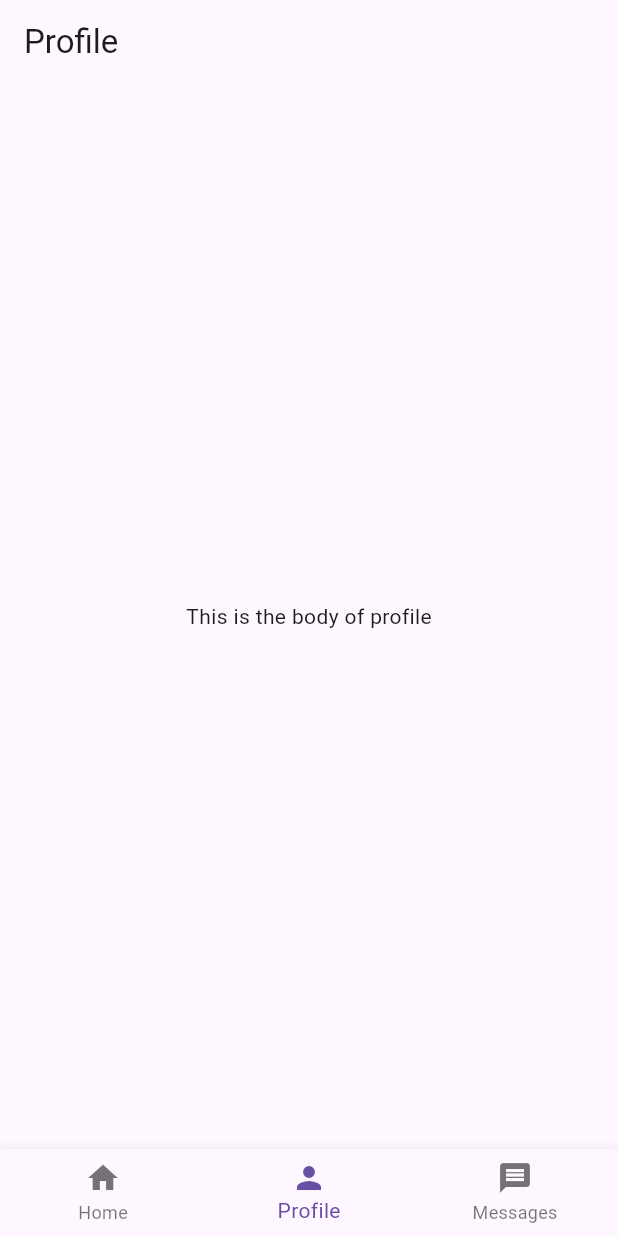
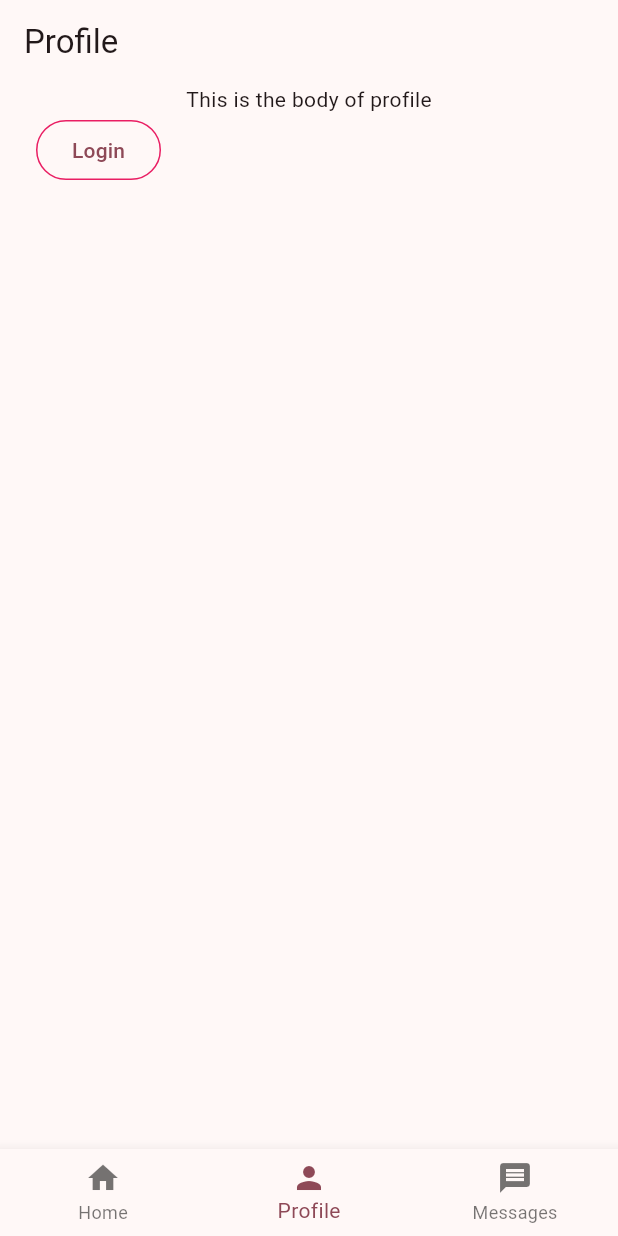
Before and after one commit to brysonddelozier/scribbles, a Flutter app: the screen it shows after launch, item 2 of the bottom bar chosen, on a phone screen of 412 x 824 dp. Run offline on Flutter 3.47's test engine with Material 3 defaults, Android fonts, the phone set to English and light mode, and no system bars; our stand-ins replace firebase_auth, firebase_core, go_router; missing offline and left inert: firebase_ui_auth; accounts and stored records are empty.

Commit message:
Added sign-in functions!
They're on the Profile screen

```diff
--- /dev/null
+++ b/scribbles_/lib/auth_widgets.dart
@@ -0,0 +1,20 @@
+// Copyright 2022 The Flutter Authors. All rights reserved.
+// Use of this source code is governed by a BSD-style license that can be
+// found in the LICENSE file.
+
+import 'package:flutter/material.dart';
+
+class StyledButton extends StatelessWidget {
+  const StyledButton({required this.child, required this.onPressed, super.key});
+  final Widget child;
+  final void Function() onPressed;
+
+  @override
+  Widget build(BuildContext context) => OutlinedButton(
+    style: OutlinedButton.styleFrom(
+      side: const BorderSide(color: Colors.pink),
+    ),
+    onPressed: onPressed,
+    child: child,
+  );
+}
--- /dev/null
+++ b/scribbles_/lib/authentication.dart
@@ -0,0 +1,44 @@
+// Copyright 2022 The Flutter Authors. All rights reserved.
+// Use of this source code is governed by a BSD-style license that can be
+// found in the LICENSE file.
+
+import 'package:flutter/material.dart';
+import 'package:go_router/go_router.dart';
+
+import 'auth_widgets.dart';
+
+class AuthFunc extends StatelessWidget {
+  const AuthFunc({super.key, required this.loggedIn, required this.signOut});
+
+  final bool loggedIn;
+  final void Function() signOut;
+
+  @override
+  Widget build(BuildContext context) {
+    return Row(
+      children: [
+        Padding(
+          padding: const EdgeInsets.only(left: 24, bottom: 8),
+          child: StyledButton(
+            onPressed: () {
+              !loggedIn ? context.push('/sign-in') : signOut();
+            },
+            child: !loggedIn ? const Text('Login') : const Text('Logout'),
+          ),
+        ),
+        Visibility(
+          visible: loggedIn,
+          child: Padding(
+            padding: const EdgeInsets.only(left: 24, bottom: 8),
+            child: StyledButton(
+              onPressed: () {
+                context.push('/profile');
+              },
+              child: const Text('Profile'),
+            ),
+          ),
+        ),
+      ],
+    );
+  }
+}
--- a/scribbles_/lib/main.dart
+++ b/scribbles_/lib/main.dart
@@ -14,9 +14,18 @@ class MyApp extends StatelessWidget {
 
   @override
   Widget build(BuildContext context) {
-    return MaterialApp.router(
-      title: 'Scribbles',
-      routerConfig: _router, // new
+    return ChangeNotifierProvider(
+      create: (_) => ApplicationState(),
+      child: MaterialApp.router(
+        title: 'Scribbles',
+        theme: ThemeData(
+        buttonTheme: Theme.of(context).buttonTheme
+            .copyWith(highlightColor: Colors.pinkAccent),
+        colorScheme: ColorScheme.fromSeed(seedColor: Colors.pink),
+        visualDensity: VisualDensity.adaptivePlatformDensity,
+      ),
+        routerConfig: _router, // new
+      ),
     );
   }
 }
--- a/scribbles_/lib/screens/profile_screen.dart
+++ b/scribbles_/lib/screens/profile_screen.dart
@@ -1,5 +1,12 @@
 import 'package:flutter/material.dart';
-import 'package:scribbles/screens/main_screen.dart';
+
+import '../app_state.dart';
+
+import 'package:firebase_auth/firebase_auth.dart'
+    hide EmailAuthProvider, PhoneAuthProvider;
+import 'package:provider/provider.dart';
+
+import '../authentication.dart';
 
 class ProfileScreen extends StatelessWidget {
   const ProfileScreen({super.key});
@@ -7,11 +14,21 @@ class ProfileScreen extends StatelessWidget {
   @override
   Widget build(BuildContext context) {
     return Scaffold(
-      appBar: AppBar(
-        title: const Text('Profile')
-      ),
+      appBar: AppBar(title: const Text('Profile')),
       body: Center(
-        child: const Text("This is the body of profile"),
+        child: Column(
+          children: [
+            const Text("This is the body of profile"),
+            Consumer<ApplicationState>(
+              builder: (context, appState, _) => AuthFunc(
+                loggedIn: appState.loggedIn,
+                signOut: () {
+                  FirebaseAuth.instance.signOut();
+                },
+              ),
+            ),
+          ],
+        ),
       ),
     );
   }
```
